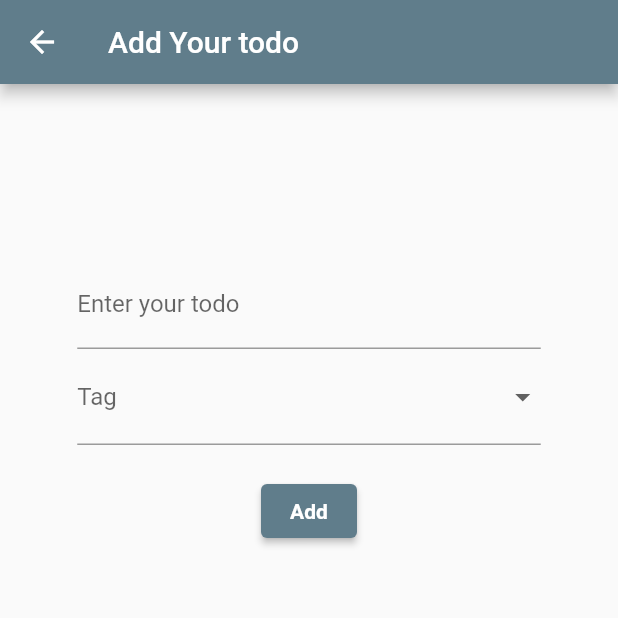
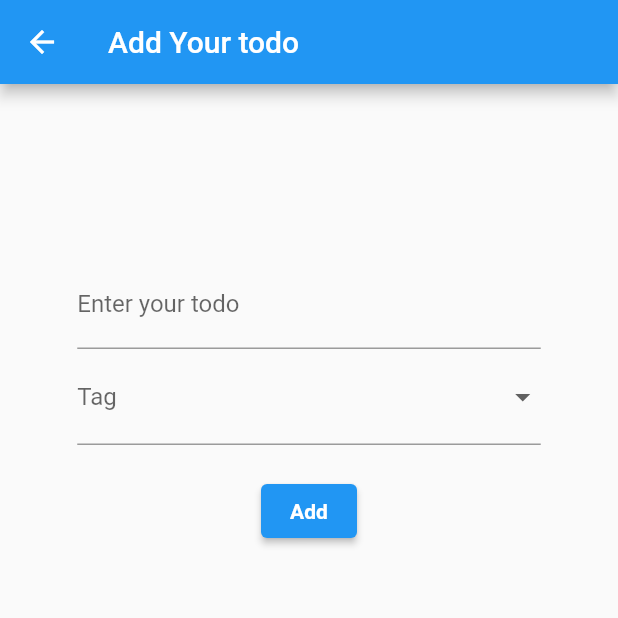
Before and after one commit to sonigeez/priority_based_task, a Flutter app: the screen it shows after launch, after a tap on the "add" icon, on a phone screen of 412 x 824 dp, the top half of it. Run offline on Flutter 3.47's test engine with Material 2 defaults, Android fonts, the phone set to English and light mode, and no system bars; our stand-ins replace flutter_slidable, isar; accounts and stored records are empty; generated files the repository leaves out were written again.

Commit message:
Improved Ui

```diff
--- a/lib/Views/add_todo.dart
+++ b/lib/Views/add_todo.dart
@@ -19,8 +19,7 @@ class _AddTodoState extends State<AddTodo> {
     return SafeArea(
       child: Scaffold(
         appBar: AppBar(
-            backgroundColor: Colors.blueGrey,
-            title: const Text("Add Your todo")),
+            backgroundColor: Colors.blue, title: const Text("Add Your todo")),
         body: Padding(
           padding: EdgeInsets.only(
               top: MediaQuery.of(context).size.height / 7,
@@ -63,7 +62,7 @@ class _AddTodoState extends State<AddTodo> {
                   tag: "button",
                   child: ElevatedButton(
                     style: ElevatedButton.styleFrom(
-                      backgroundColor: Colors.blueGrey, // Background color
+                      backgroundColor: Colors.blue, // Background color
                     ),
                     onPressed: () async {
                       if (dropDownValue != null && todoController.text != "") {
--- a/lib/Views/widgets/custom_card.dart
+++ b/lib/Views/widgets/custom_card.dart
@@ -71,10 +71,11 @@ class _CustomCardState extends State<CustomCard> {
                                 children: [
                                   SlidableAction(
                                     backgroundColor:
-                                        Colors.red.withOpacity(0.7),
+                                        Colors.white.withOpacity(0.1),
                                     onPressed: ((context) => todospro
                                         .deleteTodo(snapshot.data?[index])),
                                     icon: Icons.delete,
+                                    foregroundColor: Colors.white,
                                   )
                                 ]),
                             child: Container(
```
